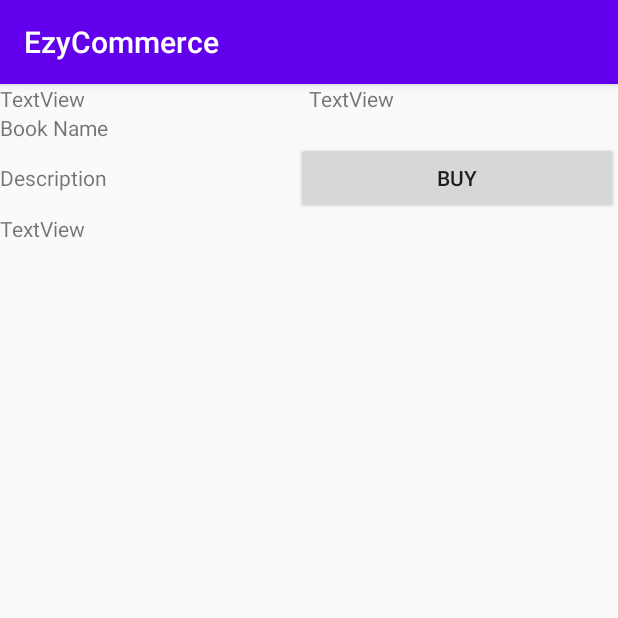
After one commit to jeremyleonardo/EzyCommerce, an Android app: the fragment BookDetailFragment shown on its own in the app's theme, on a phone screen of 412 x 824 dp, the top half of it. The commit adds this screen. Run offline under Robolectric (Android 15) with nearby library versions, the phone set to English and light mode, and no system bars.

Commit message:
refactor to use fragments

```diff
--- a/app/build.gradle
+++ b/app/build.gradle
@@ -35,6 +35,7 @@ dependencies {
     implementation 'com.squareup.retrofit2:retrofit:2.9.0'
     implementation 'com.squareup.retrofit2:converter-gson:2.9.0'
     implementation 'com.github.bumptech.glide:glide:4.11.0'
+    implementation 'androidx.legacy:legacy-support-v4:1.0.0'
     testImplementation 'junit:junit:4.12'
     androidTestImplementation 'androidx.test.ext:junit:1.1.2'
     androidTestImplementation 'androidx.test.espresso:espresso-core:3.3.0'
--- /dev/null
+++ b/app/src/main/java/com/jeremyleonardo/ezycommerce/BookDetailFragment.java
@@ -0,0 +1,38 @@
+package com.jeremyleonardo.ezycommerce;
+
+import android.os.Bundle;
+
+import androidx.fragment.app.Fragment;
+
+import android.view.LayoutInflater;
+import android.view.View;
+import android.view.ViewGroup;
+
+public class BookDetailFragment extends Fragment {
+
+    public BookDetailFragment() {
+        // Required empty public constructor
+    }
+
+    // TODO: Rename and change types and number of parameters
+    public static BookDetailFragment newInstance(String param1, String param2) {
+        BookDetailFragment fragment = new BookDetailFragment();
+        Bundle args = new Bundle();
+        fragment.setArguments(args);
+        return fragment;
+    }
+
+    @Override
+    public void onCreate(Bundle savedInstanceState) {
+        super.onCreate(savedInstanceState);
+//        if (getArguments() != null) {
+//        }
+    }
+
+    @Override
+    public View onCreateView(LayoutInflater inflater, ViewGroup container,
+                             Bundle savedInstanceState) {
+        // Inflate the layout for this fragment
+        return inflater.inflate(R.layout.fragment_book_detail, container, false);
+    }
+}
--- /dev/null
+++ b/app/src/main/res/layout/fragment_book_detail.xml
@@ -0,0 +1,70 @@
+<?xml version="1.0" encoding="utf-8"?>
+<FrameLayout xmlns:android="http://schemas.android.com/apk/res/android"
+    xmlns:tools="http://schemas.android.com/tools"
+    android:layout_width="match_parent"
+    android:layout_height="match_parent"
+    tools:context=".BookDetailFragment">
+
+    <LinearLayout
+        android:layout_width="match_parent"
+        android:layout_height="match_parent"
+        android:orientation="vertical">
+
+        <ImageView
+            android:id="@+id/ivThumbnail"
+            android:layout_width="match_parent"
+            android:layout_height="wrap_content" />
+
+        <LinearLayout
+            android:layout_width="match_parent"
+            android:layout_height="wrap_content"
+            android:orientation="horizontal">
+
+            <TextView
+                android:id="@+id/tvDetailName"
+                android:layout_width="wrap_content"
+                android:layout_height="wrap_content"
+                android:layout_weight="1"
+                android:text="TextView" />
+
+            <TextView
+                android:id="@+id/tvDetailRating"
+                android:layout_width="wrap_content"
+                android:layout_height="wrap_content"
+                android:layout_weight="1"
+                android:text="TextView" />
+        </LinearLayout>
+
+        <TextView
+            android:id="@+id/tvDetailPrice"
+            android:layout_width="wrap_content"
+            android:layout_height="wrap_content"
+            android:text="Book Name" />
+
+        <LinearLayout
+            android:layout_width="match_parent"
+            android:layout_height="wrap_content"
+            android:orientation="horizontal">
+
+            <TextView
+                android:layout_width="wrap_content"
+                android:layout_height="wrap_content"
+                android:layout_weight="1"
+                android:text="Description" />
+
+            <Button
+                android:id="@+id/btnBuy"
+                android:layout_width="wrap_content"
+                android:layout_height="wrap_content"
+                android:layout_weight="1"
+                android:text="BUY" />
+        </LinearLayout>
+
+        <TextView
+            android:id="@+id/tvDetailDescription"
+            android:layout_width="wrap_content"
+            android:layout_height="wrap_content"
+            android:text="TextView" />
+    </LinearLayout>
+
+</FrameLayout>
--- a/app/src/main/res/values/strings.xml
+++ b/app/src/main/res/values/strings.xml
@@ -3,4 +3,6 @@
     <string name="api_base_url">https://u73olh7vwg.execute-api.ap-northeast-2.amazonaws.com/staging/</string>
     <string name="nim">2201731106</string>
     <string name="nama">Jeremy Leonardo</string>
+    <!-- TODO: Remove or change this placeholder text -->
+    <string name="hello_blank_fragment">Hello blank fragment</string>
 </resources>
```
Also changed, not shown: app/src/main/java/com/jeremyleonardo/ezycommerce/BookListFragment.java (added, +81 -0 lines), app/src/main/java/com/jeremyleonardo/ezycommerce/MainActivity.java (+0 -26 lines), app/src/main/res/layout/activity_main.xml (+15 -6 lines), app/src/main/res/layout/fragment_book_list.xml (added, +13 -0 lines).
